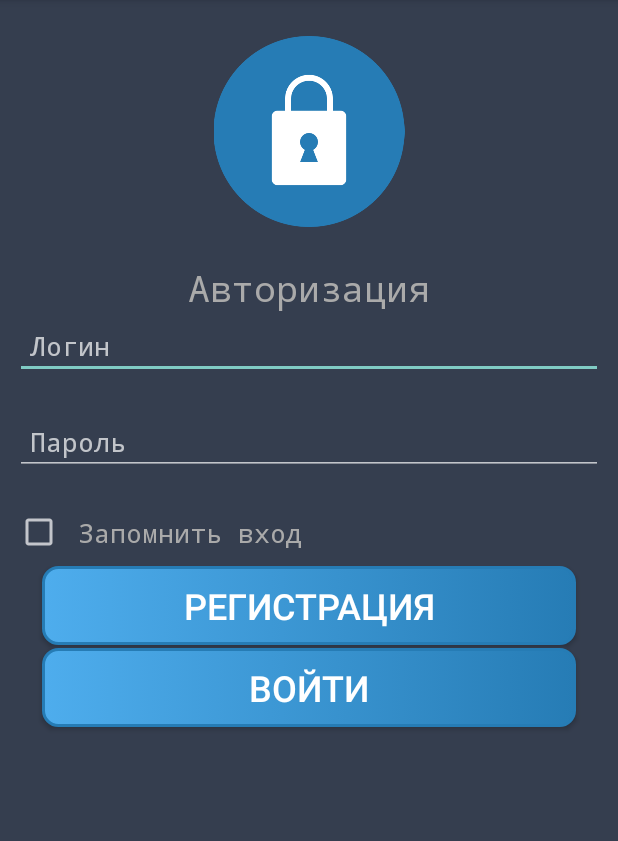
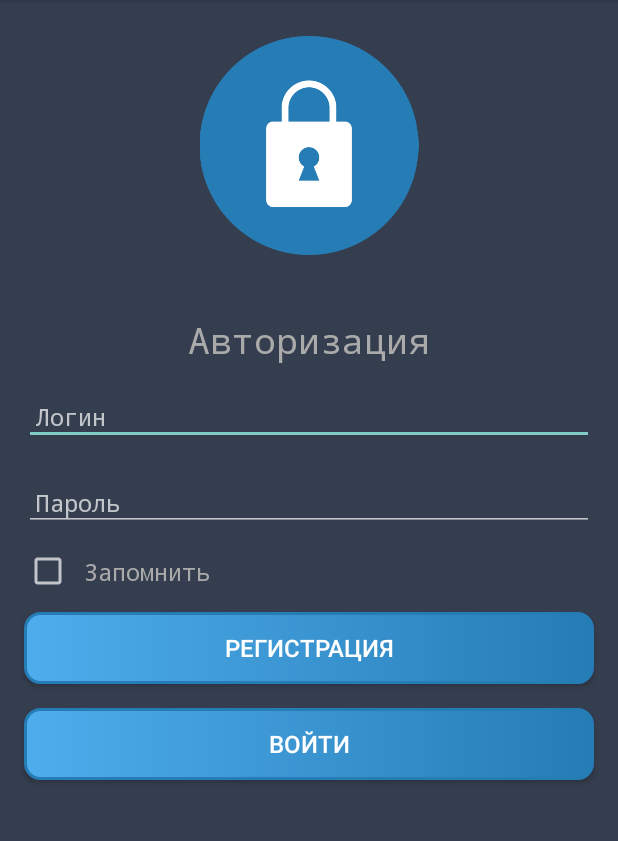
Before and after one commit to PopovVA/FindMe, an Android app: the screen it shows after launch (MainActivity), on a phone screen of 412 x 824 dp, the part 84-925 px from its top. Run offline under Robolectric (Android 15) with nearby library versions, the phone set to English and light mode, and no system bars.

Commit message:
adds new image for geo position and refresh main layout

```diff
--- a/app/build.gradle
+++ b/app/build.gradle
@@ -37,5 +37,4 @@ dependencies {
     //noinspection GradleCompatible
     implementation 'com.android.support:appcompat-v7:27.1.1'
     compile 'com.yandex.android:mapkit:3.0.0'
-    compile 'com.github.dmytrodanylyk.android-process-button:library:1.0.4'
 }
--- a/app/src/main/res/layout-port/authorization.xml
+++ b/app/src/main/res/layout-port/authorization.xml
@@ -16,7 +16,7 @@
         <ImageView
             android:id="@+id/imageView2"
             android:layout_width="match_parent"
-            android:layout_height="175dp"
+            android:layout_height="194dp"
             android:paddingBottom="24dp"
             android:paddingTop="24dp"
             app:srcCompat="@drawable/login_picture" />
@@ -25,6 +25,8 @@
             android:id="@+id/TextAutoriz"
             android:layout_width="match_parent"
             android:layout_height="wrap_content"
+            android:layout_marginTop="16dp"
+            android:layout_marginBottom="16dp"
             android:text="Авторизация"
             android:textAlignment="center"
             android:textColor="@android:color/darker_gray"
@@ -38,33 +40,29 @@
             android:layout_width="match_parent"
             android:layout_height="wrap_content"
             android:layout_marginBottom="19dp"
-            android:layout_marginEnd="10dp"
-            android:layout_marginLeft="10dp"
-            android:layout_marginRight="10dp"
-            android:layout_marginStart="10dp"
+            android:layout_marginEnd="16dp"
+            android:layout_marginStart="16dp"
             android:ems="10"
             android:hint="Логин"
             android:inputType="text"
-            android:padding="10dp"
+            android:padding="8dp"
             android:textColor="@color/colorWhite"
-            android:textSize="18sp"
+            android:textSize="16sp"
             android:typeface="monospace" />
 
         <EditText
             android:id="@+id/login_password"
             android:layout_width="match_parent"
             android:layout_height="wrap_content"
-            android:layout_marginBottom="16dp"
-            android:layout_marginEnd="10dp"
-            android:layout_marginLeft="10dp"
-            android:layout_marginRight="10dp"
-            android:layout_marginStart="10dp"
+            android:layout_marginBottom="8dp"
+            android:layout_marginEnd="16dp"
+            android:layout_marginStart="16dp"
             android:ems="10"
             android:hint="Пароль"
             android:inputType="textPassword"
-            android:padding="10dp"
+            android:padding="8dp"
             android:textColor="@color/colorWhite"
-            android:textSize="18sp"
+            android:textSize="16sp"
             android:typeface="monospace"
             app:layout_constraintBottom_toTopOf="@+id/rememberPassword"
             app:layout_constraintEnd_toEndOf="parent"
@@ -75,30 +73,28 @@
             android:id="@+id/rememberPassword"
             android:layout_width="match_parent"
             android:layout_height="wrap_content"
-            android:layout_marginEnd="10dp"
-            android:layout_marginLeft="10dp"
-            android:layout_marginRight="10dp"
-            android:layout_marginStart="10dp"
-            android:text="Запомнить вход"
-            android:padding="10dp"
+
+            android:layout_marginEnd="16dp"
+            android:layout_marginStart="16dp"
+            android:text="Запомнить"
+            android:padding="8dp"
             android:textColor="@android:color/darker_gray"
-            android:textSize="18sp"
+            android:textSize="16sp"
             android:typeface="monospace" />
 
         <Button
             android:id="@+id/reg_button"
             android:layout_width="match_parent"
             android:layout_height="wrap_content"
-            android:layout_marginBottom="2dp"
-            android:layout_marginEnd="28dp"
-            android:layout_marginLeft="28dp"
-            android:layout_marginRight="28dp"
-            android:layout_marginStart="28dp"
+            android:layout_marginTop="8dp"
+            android:layout_marginBottom="16dp"
+            android:layout_marginEnd="16dp"
+            android:layout_marginStart="16dp"
             android:text="Регистрация"
             android:background="@drawable/button"
             android:textColor="@android:color/white"
-            android:textSize="24sp"
-            android:padding="10dp"
+            android:textSize="16sp"
+            android:padding="8dp"
             app:layout_constraintBottom_toTopOf="@+id/login_button"
             app:layout_constraintEnd_toEndOf="parent"
             app:layout_constraintStart_toStartOf="parent"
@@ -108,16 +104,13 @@
             android:id="@+id/login_button"
             android:layout_width="match_parent"
             android:layout_height="wrap_content"
-            android:layout_marginBottom="100dp"
-            android:layout_marginEnd="28dp"
-            android:layout_marginLeft="28dp"
-            android:layout_marginRight="28dp"
-            android:layout_marginStart="28dp"
+            android:layout_marginEnd="16dp"
+            android:layout_marginStart="16dp"
             android:text="Войти"
             android:background="@drawable/button"
             android:textColor="@android:color/white"
-            android:textSize="24sp"
-            android:padding="10dp"
+            android:textSize="16sp"
+            android:padding="8dp"
             app:layout_constraintBottom_toBottomOf="parent"
             app:layout_constraintEnd_toEndOf="parent"
             app:layout_constraintStart_toStartOf="parent"
```
Also changed, not shown: app/src/main/res/drawable/mygeo_light_icon.png, app/src/main/res/drawable/mygeo_night_icon.png (deleted), app/src/main/res/drawable/refresh_light_icon.png (deleted), app/src/main/res/drawable/refresh_night_icon.png (deleted).
